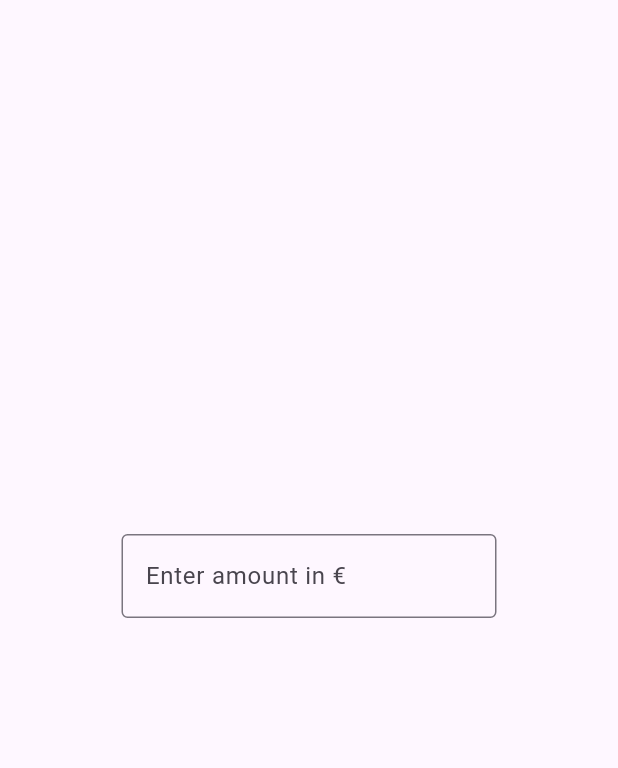
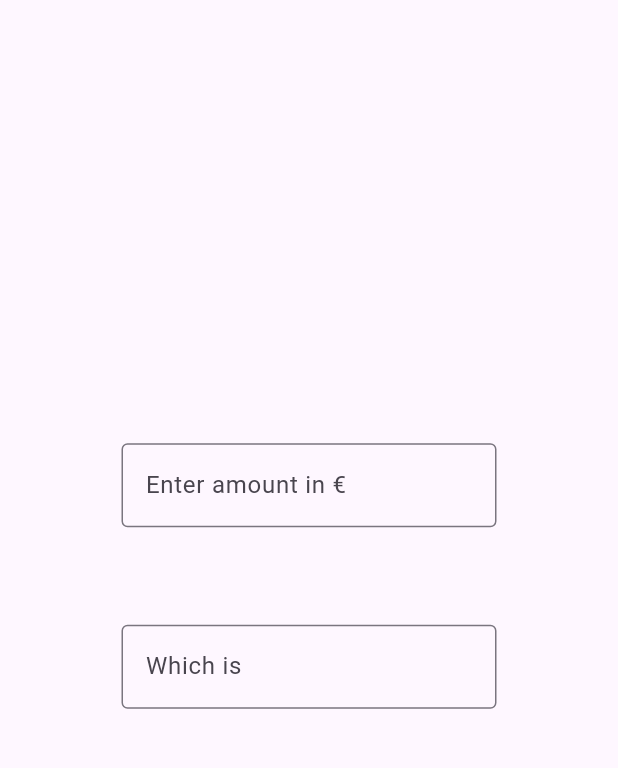
Before and after one commit to Simon-du06/my_flutter_currency_app, a Flutter app: the screen it shows after launch, on a phone screen of 412 x 824 dp, the part 84-852 px from its top. Run offline on Flutter 3.47's test engine with Material 3 defaults, Android fonts, the phone set to English and light mode, and no system bars.

Commit message:
feat: add a text field that will contain converted value

```diff
--- a/lib/main.dart
+++ b/lib/main.dart
@@ -43,7 +43,10 @@ class _MyHomePageState extends State<MyHomePage>
       ),
       body:
       Center(
-        child: SizedBox(
+        child: Column(
+          mainAxisAlignment: MainAxisAlignment.center,
+          children: [
+            SizedBox(
               width: 250,
               child: TextField(
                 obscureText: false,
@@ -51,6 +54,18 @@ class _MyHomePageState extends State<MyHomePage>
                 decoration: InputDecoration(border: OutlineInputBorder(), labelText: 'Enter amount in €'),
               ),
             ),
+            SizedBox(height: 65),
+            SizedBox(
+              width: 250,
+              child: TextField(
+                obscureText: false,
+                readOnly: true,
+                keyboardType: TextInputType.number,
+                decoration: InputDecoration(border: OutlineInputBorder(), labelText: 'Which is'),
+              ),
+            ),
+          ],
+        ),
       ),
     );
   }
```
Lines whose indentation alone changed are shown as unchanged.
